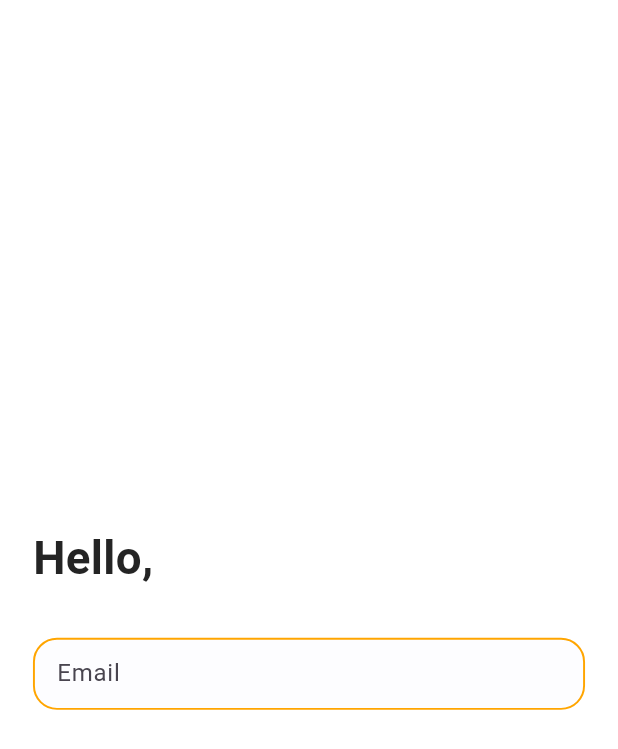
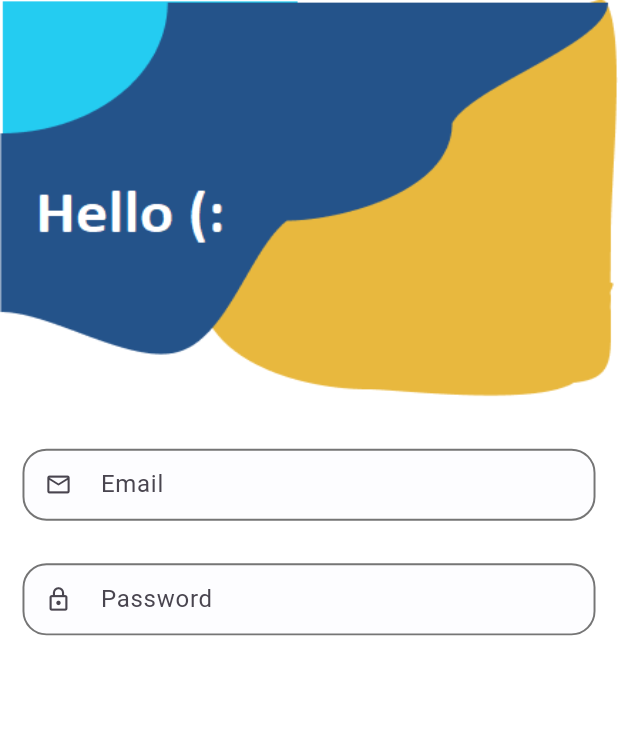
Before and after one commit to Ahmed-Adel72/sawa_chat, a Flutter app: the screen it shows after launch, on a phone screen of 412 x 824 dp. Shown: the top 749 px of the screen. Run offline on Flutter 3.47's test engine with Material 3 defaults, Android fonts, the phone set to English and light mode, and no system bars; our stand-ins replace firebase_core, flutter_screenutil; accounts and stored records are empty.

Commit message:
add asssets and add image login

```diff
--- a/lib/core/routing/app_router.dart
+++ b/lib/core/routing/app_router.dart
@@ -8,13 +8,7 @@ class AppRouter {
       case Routes.loginScreen:
         return MaterialPageRoute(builder: (_) => LoginScreen());
       default:
-        return MaterialPageRoute(
-          builder: (_) => Scaffold(
-            body: Center(
-              child: Text('No route defined for ${settings.name}'),
-            ),
-          ),
-        );
+        return null;
     }
   }
 }
--- /dev/null
+++ b/lib/core/widgets/app_text_form_field.dart
@@ -0,0 +1,73 @@
+import 'package:flutter/material.dart';
+import 'package:sawa_chat/core/theming/app_colors.dart';
+
+class AppTextFormField extends StatelessWidget {
+  final TextEditingController? controller;
+  final String hintText;
+  final InputBorder? focusBorder;
+  final InputBorder? enableBorder;
+  final bool? isObscureText;
+  final Widget? suffixIcon;
+  final Icon? prefixIcon;
+  final Function(String?) validator;
+  const AppTextFormField({
+    super.key,
+    this.controller,
+    required this.hintText,
+    required this.validator,
+    this.isObscureText,
+    this.focusBorder,
+    this.enableBorder,
+    this.suffixIcon,
+    this.prefixIcon,
+  });
+
+  @override
+  Widget build(BuildContext context) {
+    return TextFormField(
+      controller: controller,
+      decoration: InputDecoration(
+        fillColor: AppColors.moreLightGray,
+        hintText: hintText,
+        isDense: true,
+        focusedBorder: focusBorder ??
+            OutlineInputBorder(
+              borderSide: const BorderSide(
+                color: AppColors.mainOrange,
+                width: 1.3,
+              ),
+              borderRadius: BorderRadius.circular(16.0),
+            ),
+        enabledBorder: enableBorder ??
+            OutlineInputBorder(
+              borderSide: const BorderSide(
+                color: AppColors.gray,
+                width: 1.3,
+              ),
+              borderRadius: BorderRadius.circular(16.0),
+            ),
+        errorBorder: OutlineInputBorder(
+          borderSide: const BorderSide(
+            color: Colors.red,
+            width: 1.3,
+          ),
+          borderRadius: BorderRadius.circular(16.0),
+        ),
+        focusedErrorBorder: OutlineInputBorder(
+          borderSide: const BorderSide(
+            color: Colors.red,
+            width: 1.3,
+          ),
+          borderRadius: BorderRadius.circular(16.0),
+        ),
+        suffixIcon: suffixIcon,
+        prefixIcon: prefixIcon,
+        filled: true,
+      ),
+      obscureText: isObscureText ?? false,
+      validator: (value) {
+        return validator(value);
+      },
+    );
+  }
+}
--- a/lib/features/login/ui/login_screen.dart
+++ b/lib/features/login/ui/login_screen.dart
@@ -1,7 +1,6 @@
 import 'package:flutter/material.dart';
 import 'package:flutter_screenutil/flutter_screenutil.dart';
-import 'package:sawa_chat/core/theming/app_colors.dart';
-import 'package:sawa_chat/core/theming/app_text_styles.dart';
+import 'package:sawa_chat/core/widgets/app_text_form_field.dart';
 
 // ignore: must_be_immutable
 class LoginScreen extends StatelessWidget {
@@ -9,63 +8,53 @@ class LoginScreen extends StatelessWidget {
 
   final formKey = GlobalKey<FormState>();
   TextEditingController emailController = TextEditingController();
+  TextEditingController passwordController = TextEditingController();
 
   @override
   Widget build(BuildContext context) {
-    return Scaffold(
-      body: SafeArea(
-        child: Padding(
-          padding: EdgeInsets.symmetric(horizontal: 20.w, vertical: 30.h),
+    return Container(
+      decoration: const BoxDecoration(
+          image: DecorationImage(
+        image: AssetImage("assets/images/login.png"),
+        fit: BoxFit.fill,
+      )),
+      child: Scaffold(
+        backgroundColor: Colors.transparent,
+        body: Padding(
+          padding: const EdgeInsets.all(15.0),
+          child: SingleChildScrollView(
             child: Column(
-            mainAxisAlignment: MainAxisAlignment.center,
-            crossAxisAlignment: CrossAxisAlignment.start,
               children: [
-              Text(
-                'Hello,',
-                style: AppTextStyles.font30DarkGrayBold,
+                Container(
+                  height: 280.h,
+                ),
+                AppTextFormField(
+                  controller: emailController,
+                  hintText: "Email",
+                  isObscureText: false,
+                  prefixIcon: const Icon(Icons.email_outlined),
+                  validator: (value) {
+                    if (value == null || value.isEmpty) {
+                      return 'Please enter a vaild email';
+                    }
+                  },
                 ),
                 SizedBox(
-                height: 30.h,
+                  height: 28.h,
                 ),
-              TextFormField(
-                key: formKey,
-                controller: emailController,
-                decoration: InputDecoration(
-                  fillColor: AppColors.moreLightGray,
-                  hintText: 'Email',
-                  isDense: true,
-                  focusedBorder: OutlineInputBorder(
-                    borderSide: const BorderSide(
-                      color: AppColors.mainOrange,
-                      width: 1.3,
+                AppTextFormField(
+                  controller: passwordController,
+                  hintText: "Password",
+                  isObscureText: true,
+                  prefixIcon: const Icon(Icons.lock_outline),
+                  validator: (value) {
+                    if (value == null || value.isEmpty) {
+                      return 'Please enter a vaild password';
+                    }
+                  },
                 ),
-                    borderRadius: BorderRadius.circular(16.0),
+              ],
             ),
-                  enabledBorder: OutlineInputBorder(
-                    borderSide: const BorderSide(
-                      color: AppColors.mainOrange,
-                      width: 1.3,
-                    ),
-                    borderRadius: BorderRadius.circular(16.0),
-                  ),
-                  errorBorder: OutlineInputBorder(
-                    borderSide: const BorderSide(
-                      color: Colors.red,
-                      width: 1.3,
-                    ),
-                    borderRadius: BorderRadius.circular(16.0),
-                  ),
-                  focusedErrorBorder: OutlineInputBorder(
-                    borderSide: const BorderSide(
-                      color: Colors.red,
-                      width: 1.3,
-                    ),
-                    borderRadius: BorderRadius.circular(16.0),
-                  ),
-                  filled: true,
-                ),
-              )
-            ],
           ),
         ),
       ),
--- a/pubspec.yaml
+++ b/pubspec.yaml
@@ -64,9 +64,9 @@ flutter:
   uses-material-design: true
 
   # To add assets to your application, add an assets section, like this:
-  # assets:
-  #   - images/a_dot_burr.jpeg
-  #   - images/a_dot_ham.jpeg
+  assets:
+    - assets/images/
+
 
   # An image asset can refer to one or more resolution-specific "variants", see
   # https://flutter.dev/assets-and-images/#resolution-aware
```
Also changed, not shown: assets/images/login.png (added). Lines whose indentation alone changed are shown as unchanged.
